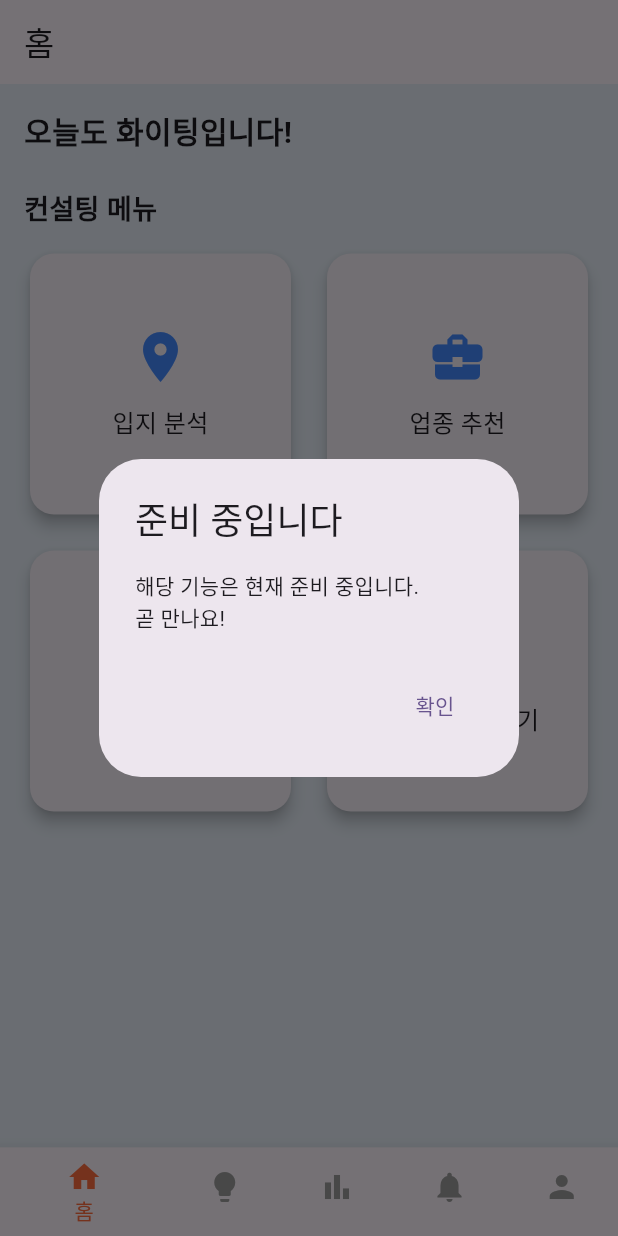
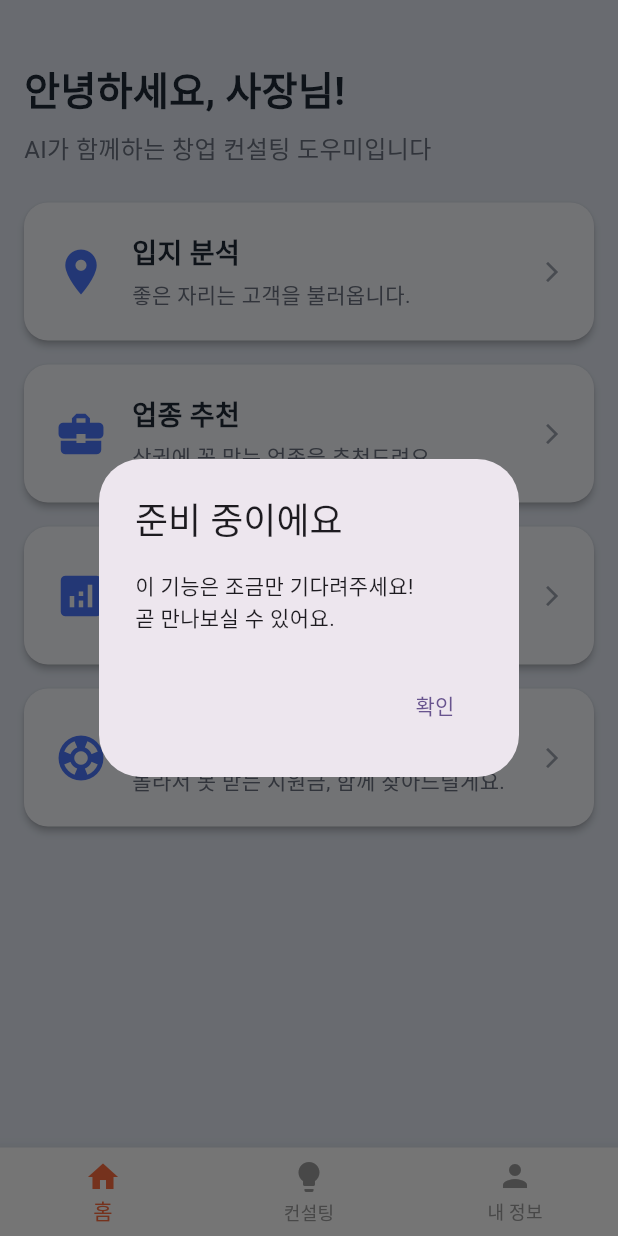
Before and after one commit to woopi1087/project_ai_biz_consultant_flutter, a Flutter app: the MainScreen screen opened directly, after a tap on "매출 예측", on a phone screen of 412 x 824 dp. Run offline on Flutter 3.47's test engine with Material 3 defaults, Android fonts, the phone set to English and light mode, and no system bars; our stand-ins replace flutter_dotenv; missing offline and left inert: flutter_naver_map.

Commit message:
[CHG] 디자인 변경

```diff
--- a/lib/pages/home_page.dart
+++ b/lib/pages/home_page.dart
@@ -7,42 +7,43 @@ class HomePage extends StatelessWidget {
   @override
   Widget build(BuildContext context) {
     return Scaffold(
-      backgroundColor: const Color(0xFFE6EEF8), // ← 배경 색상 추가
+      backgroundColor: const Color(0xFFE4EAF4),
       body: SafeArea(
         child: Padding(
           padding: const EdgeInsets.all(16),
           child: Column(
             crossAxisAlignment: CrossAxisAlignment.start,
             children: [
+              const SizedBox(height: 24),
               const Text(
-                "오늘도 화이팅입니다!",
-                style: TextStyle(fontSize: 20, fontWeight: FontWeight.bold),
+                '안녕하세요, 사장님!',
+                style: TextStyle(
+                  fontSize: 26,
+                  fontWeight: FontWeight.w700,
+                  color: Color(0xFF1F2937),
+                ),
+              ),
+              const SizedBox(height: 8),
+              const Text(
+                'AI가 함께하는 창업 컨설팅 도우미입니다',
+                style: TextStyle(
+                  fontSize: 16,
+                  color: Color(0xFF6B7280),
+                ),
               ),
               const SizedBox(height: 24),
-
-              const Text(
-                "컨설팅 메뉴",
-                style: TextStyle(fontSize: 18, fontWeight: FontWeight.w600),
-              ),
-              const SizedBox(height: 12),
-
               Expanded(
-                child: GridView.count(
-                  crossAxisCount: 2,
-                  crossAxisSpacing: 16,
-                  mainAxisSpacing: 16,
+                child: ListView(
                   children: [
                     _buildConsultCard(
                       context,
                       icon: Icons.place,
                       title: '입지 분석',
+                      subtitle: '좋은 자리는 고객을 불러옵니다.',
                       onTap: () {
-                        // TODO: 입지 분석 페이지 이동
                         Navigator.push(
                           context,
-                          MaterialPageRoute(
-                            builder: (_) => LocationSelectPage(),
-                          ),
+                          MaterialPageRoute(builder: (_) => const LocationSelectPage()),
                         );
                       },
                     ),
@@ -50,69 +51,27 @@ class HomePage extends StatelessWidget {
                       context,
                       icon: Icons.business_center,
                       title: '업종 추천',
+                      subtitle: '상권에 꼭 맞는 업종을 추천드려요.',
                       onTap: () {
-                        showDialog(
-                          context: context,
-                          builder:
-                              (_) => AlertDialog(
-                                title: const Text("준비 중입니다"),
-                                content: const Text(
-                                  "해당 기능은 현재 준비 중입니다.\n곧 만나요!",
-                                ),
-                                actions: [
-                                  TextButton(
-                                    onPressed: () => Navigator.pop(context),
-                                    child: const Text("확인"),
-                                  ),
-                                ],
-                              ),
-                        );
+                        _showComingSoonDialog(context);
                       },
                     ),
                     _buildConsultCard(
                       context,
                       icon: Icons.analytics,
                       title: '매출 예측',
+                      subtitle: '매출 흐름을 미리 파악해볼 수 있어요.',
                       onTap: () {
-                        showDialog(
-                          context: context,
-                          builder:
-                              (_) => AlertDialog(
-                                title: const Text("준비 중입니다"),
-                                content: const Text(
-                                  "해당 기능은 현재 준비 중입니다.\n곧 만나요!",
-                                ),
-                                actions: [
-                                  TextButton(
-                                    onPressed: () => Navigator.pop(context),
-                                    child: const Text("확인"),
-                                  ),
-                                ],
-                              ),
-                        );
+                        _showComingSoonDialog(context);
                       },
                     ),
                     _buildConsultCard(
                       context,
                       icon: Icons.support,
                       title: '정부지원금 찾기',
+                      subtitle: '몰라서 못 받는 지원금, 함께 찾아드릴게요.',
                       onTap: () {
-                        showDialog(
-                          context: context,
-                          builder:
-                              (_) => AlertDialog(
-                                title: const Text("준비 중입니다"),
-                                content: const Text(
-                                  "해당 기능은 현재 준비 중입니다.\n곧 만나요!",
-                                ),
-                                actions: [
-                                  TextButton(
-                                    onPressed: () => Navigator.pop(context),
-                                    child: const Text("확인"),
-                                  ),
-                                ],
-                              ),
-                        );
+                        _showComingSoonDialog(context);
                       },
                     ),
                   ],
@@ -129,25 +88,62 @@ class HomePage extends StatelessWidget {
     BuildContext context, {
     required IconData icon,
     required String title,
+    required String subtitle,
     required VoidCallback onTap,
   }) {
     return GestureDetector(
       onTap: onTap,
       child: Card(
+        color: const Color(0xFFF9FAFF), // 부드러운 카드 배경
         shape: RoundedRectangleBorder(borderRadius: BorderRadius.circular(16)),
-        elevation: 4,
+        elevation: 2,
+        margin: const EdgeInsets.only(bottom: 16),
         child: Padding(
-          padding: const EdgeInsets.symmetric(vertical: 24),
-          child: Column(
-            mainAxisAlignment: MainAxisAlignment.center,
+          padding: const EdgeInsets.all(20),
+          child: Row(
             children: [
-              Icon(icon, size: 40, color: Colors.blueAccent),
-              const SizedBox(height: 12),
-              Text(title, style: const TextStyle(fontSize: 16)),
+              Icon(icon, size: 36, color: Color(0xFF4C78FF)),
+              const SizedBox(width: 16),
+              Expanded(
+                child: Column(
+                  crossAxisAlignment: CrossAxisAlignment.start,
+                  children: [
+                    Text(title,
+                        style: const TextStyle(
+                          fontSize: 18,
+                          fontWeight: FontWeight.bold,
+                          color: Color(0xFF1F2937),
+                        )),
+                    const SizedBox(height: 4),
+                    Text(subtitle,
+                        style: const TextStyle(
+                          fontSize: 14,
+                          color: Color(0xFF6B7280),
+                        )),
+                  ],
+                ),
+              ),
+              const Icon(Icons.arrow_forward_ios, size: 16, color: Color(0xFF9CA3AF)),
             ],
           ),
         ),
       ),
     );
   }
+
+  void _showComingSoonDialog(BuildContext context) {
+    showDialog(
+      context: context,
+      builder: (_) => AlertDialog(
+        title: const Text("준비 중이에요"),
+        content: const Text("이 기능은 조금만 기다려주세요!\n곧 만나보실 수 있어요."),
+        actions: [
+          TextButton(
+            onPressed: () => Navigator.pop(context),
+            child: const Text("확인"),
+          ),
+        ],
+      ),
+    );
+  }
 }
--- a/lib/screens/main_screen.dart
+++ b/lib/screens/main_screen.dart
@@ -11,38 +11,30 @@ class MainScreen extends StatefulWidget {
 class _MainScreenState extends State<MainScreen> {
   int _currentIndex = 0;
 
-  // 각 탭에 보여줄 껍데기 내용
   final List<Widget> _pages = const [
-    HomePage(), // ← 기존 Center에서 홈탭으로 교체
+    HomePage(),
     Center(child: Text("🧪 컨설팅", style: TextStyle(fontSize: 24))),
-    Center(child: Text("🧪 분석", style: TextStyle(fontSize: 24))),
-    Center(child: Text("🧪 알림", style: TextStyle(fontSize: 24))),
     Center(child: Text("⚙️ 내 정보", style: TextStyle(fontSize: 24))),
   ];
-
-  final List<String> _titles = ['홈', '컨설팅', '분석', '알림', '내 정보'];
 
   @override
   Widget build(BuildContext context) {
     return Scaffold(
-      appBar: AppBar(
-        title: Text(_titles[_currentIndex]),
-      ),
+      // AppBar 제거 → 상단 타이틀 없앰
+      backgroundColor: const Color(0xFFE4EAF4), // 홈과 동일한 배경
       body: IndexedStack(
         index: _currentIndex,
         children: _pages,
       ),
       bottomNavigationBar: BottomNavigationBar(
-        backgroundColor: Colors.white, // 또는 약간 톤 다운된 색
-        selectedItemColor: Colors.deepOrangeAccent, // 강조 색
+        backgroundColor: Colors.white,
+        selectedItemColor: Colors.deepOrangeAccent,
         unselectedItemColor: Colors.grey,
         currentIndex: _currentIndex,
         onTap: (index) => setState(() => _currentIndex = index),
         items: const [
           BottomNavigationBarItem(icon: Icon(Icons.home), label: '홈'),
           BottomNavigationBarItem(icon: Icon(Icons.lightbulb), label: '컨설팅'),
-          BottomNavigationBarItem(icon: Icon(Icons.bar_chart), label: '분석'),
-          BottomNavigationBarItem(icon: Icon(Icons.notifications), label: '알림'),
           BottomNavigationBarItem(icon: Icon(Icons.person), label: '내 정보'),
         ],
       ),
--- a/pubspec.yaml
+++ b/pubspec.yaml
@@ -96,4 +96,4 @@ flutter:
   # splash screen assets
   assets:
     - .env
-    - assets/images/splash_logo.png
+    - assets/images/bizpal_logo.png
```
Also changed, not shown: lib/screens/splash_screen.dart (+18 -12 lines), assets/images/bizpal_logo.png (added), assets/images/splash_logo.png (deleted).
